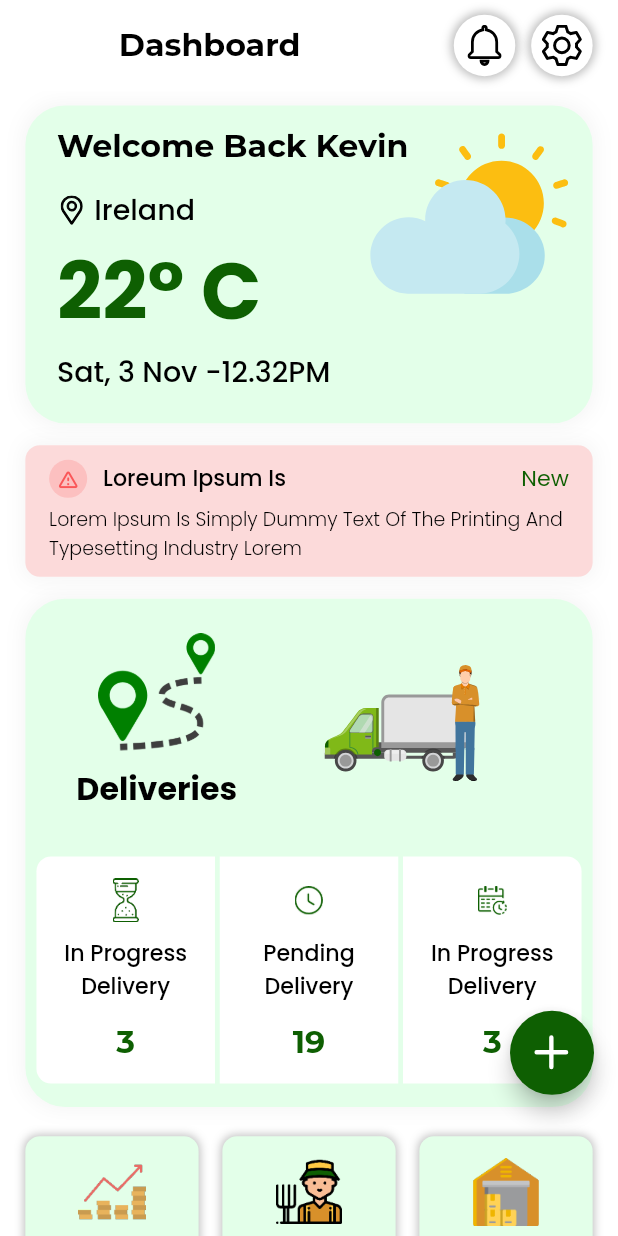
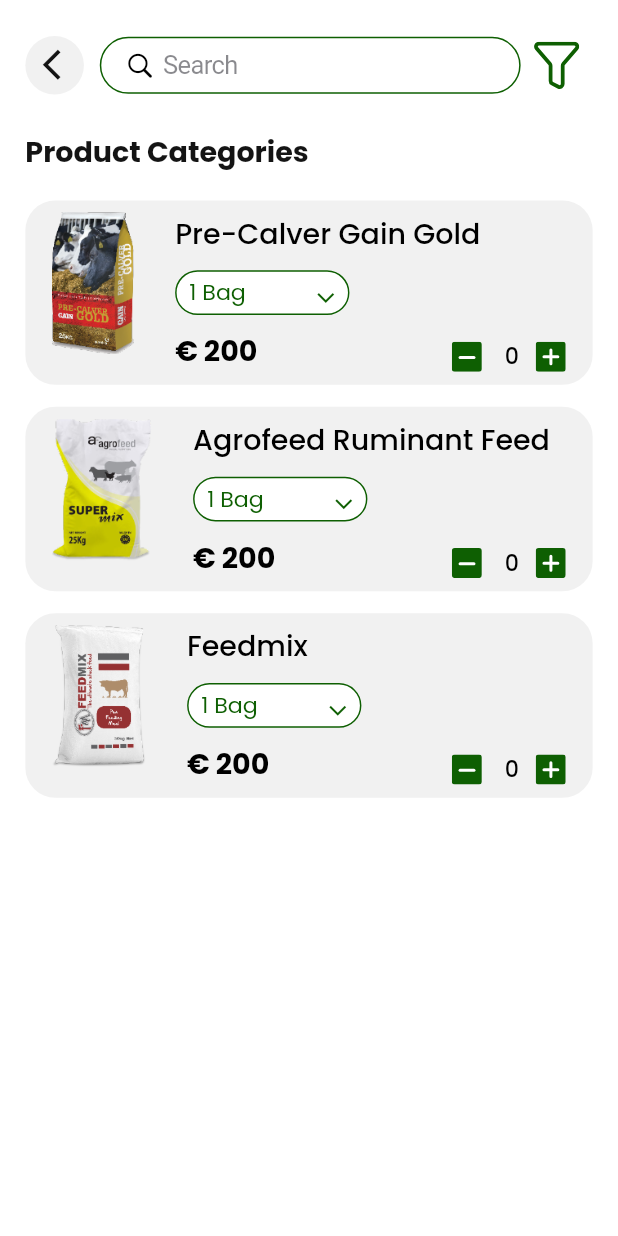
Before and after one commit to Rajshinde046/FarmFlowSales, a Flutter app: the Dashboard screen opened directly, after a tap on an icon or button, on a phone screen of 412 x 824 dp. Run offline on Flutter 3.47's test engine with Material 2 defaults, Android fonts, the phone set to English and light mode, and no system bars; our stand-ins replace another_flushbar, curved_navigation_bar, dotted_line, flutter_dash, flutter_screenutil, flutter_svg and 10 more.

Commit message:
floating inside

```diff
--- a/lib/View/dashboard.dart
+++ b/lib/View/dashboard.dart
@@ -6,6 +6,8 @@
 import 'package:flutter_svg/flutter_svg.dart';
 import 'package:get/get.dart';
 import 'package:lottie/lottie.dart';
+
+import 'search_product_categories.dart';
 
 class Dashboard extends StatefulWidget {
   const Dashboard({super.key});
@@ -29,7 +31,9 @@
         padding: EdgeInsets.only(bottom: 80.h),
         child: FloatingActionButton(
             backgroundColor: AppColors.buttoncolour,
-            onPressed: () {},
+            onPressed: () {
+              Get.to(() => const SearchProductCategories());
+            },
             //  _incrementCounter,
             tooltip: 'Search',
             child: SvgPicture.asset(
--- /dev/null
+++ b/lib/View/search_product_categories.dart
@@ -0,0 +1,421 @@
+import 'package:farm_flow_sales/Utils/colors.dart';
+import 'package:farm_flow_sales/Utils/sized_box.dart';
+import 'package:farm_flow_sales/Utils/texts.dart';
+import 'package:flutter/cupertino.dart';
+import 'package:flutter/material.dart';
+import 'package:flutter_screenutil/flutter_screenutil.dart';
+import 'package:flutter_svg/svg.dart';
+import 'package:get/get.dart';
+
+class SearchProductCategories extends StatefulWidget {
+  const SearchProductCategories({Key? key}) : super(key: key);
+
+  @override
+  State<SearchProductCategories> createState() =>
+      _SearchProductCategoriesState();
+}
+
+class _SearchProductCategoriesState extends State<SearchProductCategories> {
+  @override
+  Widget build(BuildContext context) {
+    return Scaffold(
+      backgroundColor: AppColors.white,
+      body: SafeArea(
+        child: Padding(
+          padding: EdgeInsets.symmetric(horizontal: 16.w),
+          child: Column(
+            mainAxisAlignment: MainAxisAlignment.start,
+            crossAxisAlignment: CrossAxisAlignment.start,
+            children: [
+              Padding(
+                padding: EdgeInsets.only(top: 20.h),
+                child: Row(
+                  mainAxisAlignment: MainAxisAlignment.spaceBetween,
+                  children: [
+                    GestureDetector(
+                      onTap: () {
+                        Get.back();
+                      },
+                      child: CircleAvatar(
+                        radius: 20.h,
+                        backgroundColor: const Color(0XFFF1F1F1),
+                        child: Center(
+                          child: Padding(
+                            padding: EdgeInsets.only(left: 8.w),
+                            child: Icon(
+                              Icons.arrow_back_ios,
+                              size: 25.h,
+                              color: const Color(0XFF141414),
+                            ),
+                          ),
+                        ),
+                      ),
+                    ),
+                    sizedBoxWidth(10.w),
+                    Expanded(
+                        child: CupertinoSearchTextField(
+                      prefixInsets:
+                          EdgeInsetsDirectional.fromSTEB(15.w, 0, 0, 0),
+                      prefixIcon: const Icon(
+                        CupertinoIcons.search,
+                        color: Colors.black,
+                      ),
+                      decoration: BoxDecoration(
+                          borderRadius: BorderRadius.circular(20),
+                          border: Border.all(color: AppColors.buttoncolour)),
+                    )),
+                    filter()
+                  ],
+                ),
+              ),
+              sizedBoxHeight(20.h),
+              Text(
+                "Product Categories",
+                style: TextStyle(
+                    fontSize: 18.sp,
+                    color: const Color(0XFF141414),
+                    fontWeight: FontWeight.bold,
+                    fontFamily: "Poppins"),
+              ),
+              sizedBoxHeight(18.h),
+              const ProductContainer(
+                  txt: "Pre-Calver Gain Gold", png: 'redreorder'),
+              sizedBoxHeight(15.h),
+              const ProductContainer(
+                  txt: "Agrofeed Ruminant Feed", png: 'yellowreorder'),
+              sizedBoxHeight(15.h),
+              const ProductContainer(txt: 'Feedmix', png: 'whitereorder'),
+            ],
+          ),
+        ),
+      ),
+    );
+  }
+
+  List filterList = ['Dairy', 'Beef', 'Sheep', 'Pig', 'Poultry'];
+  Widget filter() {
+    return PopupMenuButton(
+      icon: SvgPicture.asset('assets/images/filter.svg'),
+      itemBuilder: (context) {
+        return [
+          PopupMenuItem(
+              child: Column(
+            children: [
+              Row(mainAxisAlignment: MainAxisAlignment.spaceBetween, children: [
+                itemFilter(0),
+                GestureDetector(
+                    onTap: () {
+                      Get.back();
+                    },
+                    child: const Icon(Icons.cancel_outlined))
+              ]),
+              itemFilter(1),
+              itemFilter(2),
+              itemFilter(3),
+              itemFilter(4),
+              GestureDetector(
+                  onTap: () {
+                    Get.back();
+                  },
+                  child: Container(
+                    padding:
+                        EdgeInsets.symmetric(horizontal: 30.w, vertical: 10.h),
+                    margin:
+                        EdgeInsets.symmetric(horizontal: 30.w, vertical: 25.h),
+                    decoration: BoxDecoration(
+                        color: AppColors.buttoncolour,
+                        borderRadius: BorderRadius.circular(20)),
+                    child: Center(child: textWhite16('Apply Now')),
+                  ))
+            ],
+          ))
+        ];
+      },
+    );
+  }
+
+  Widget itemFilter(int index) {
+    RxBool filter = false.obs;
+    return Row(
+      mainAxisAlignment: MainAxisAlignment.start,
+      children: [
+        Obx(
+          () => Checkbox(
+            activeColor: AppColors.buttoncolour,
+            value: filter.value,
+            onChanged: (value) {
+              filter.value = !filter.value;
+            },
+          ),
+        ),
+        Image.asset('assets/images/${filterList[index]}.png',
+            width: 40.w, height: 24.h),
+        sizedBoxWidth(5.w),
+        textblack14M(filterList[index]),
+      ],
+    );
+  }
+}
+
+class ProductContainer extends StatefulWidget {
+  final int minValue;
+  final int maxValue;
+  final String txt;
+  final String png;
+  const ProductContainer(
+      {super.key,
+      this.minValue = 0,
+      this.maxValue = 9,
+      required this.txt,
+      required this.png});
+
+  @override
+  State<ProductContainer> createState() => _ProductContainerState();
+}
+
+class _ProductContainerState extends State<ProductContainer> {
+  int counter = 0;
+  RxInt bagsQuantity = 1.obs;
+  RxString bagText = 'Bag'.obs;
+  RxInt price = 200.obs;
+
+  @override
+  Widget build(BuildContext context) {
+    return Container(
+      width: double.infinity,
+      decoration: const BoxDecoration(
+          borderRadius: BorderRadius.all(Radius.circular(20)),
+          color: Color(0xffF1F1F1),
+          boxShadow: [
+            BoxShadow(
+                color: Color(0x0000001F),
+                offset: Offset(0.0, 0.75),
+                spreadRadius: 2)
+          ]),
+      child: Padding(
+        padding: EdgeInsets.symmetric(horizontal: 17.w, vertical: 8.h),
+        child: Row(
+          mainAxisAlignment: MainAxisAlignment.start,
+          crossAxisAlignment: CrossAxisAlignment.start,
+          children: [
+            Image.asset("assets/images/${widget.png}.png", height: 97.h),
+            sizedBoxWidth(26.w),
+            Flexible(
+              child: Column(
+                mainAxisSize: MainAxisSize.min,
+                mainAxisAlignment: MainAxisAlignment.spaceBetween,
+                crossAxisAlignment: CrossAxisAlignment.start,
+                children: [
+                  textBlack18W5000(widget.txt),
+                  sizedBoxHeight(10.h),
+                  GestureDetector(
+                    onTap: () {
+                      showModalBottomSheet(
+                        context: context,
+                        builder: (context) {
+                          return bottomSheetContainer();
+                        },
+                      );
+                    },
+                    child: Container(
+                      width: 110.w,
+                      padding:
+                          EdgeInsets.symmetric(vertical: 3.h, horizontal: 8.w),
+                      decoration: BoxDecoration(
+                          border: Border.all(
+                              color: AppColors.buttoncolour, width: 1.h),
+                          color: Colors.white,
+                          borderRadius: BorderRadius.circular(20)),
+                      child: Row(
+                        mainAxisAlignment: MainAxisAlignment.spaceBetween,
+                        children: [
+                          Obx(
+                            () => textGreen14(
+                                '${bagsQuantity.value} ${bagText.value}'),
+                          ),
+                          RotatedBox(
+                              quarterTurns: 3,
+                              child: Icon(
+                                Icons.arrow_back_ios,
+                                size: 14.h,
+                                color: AppColors.buttoncolour,
+                              ))
+                        ],
+                      ),
+                    ),
+                  ),
+                  sizedBoxHeight(10.h),
+                  Flexible(
+                    child: Row(
+                      mainAxisAlignment: MainAxisAlignment.spaceBetween,
+                      crossAxisAlignment: CrossAxisAlignment.end,
+                      children: [
+                        Obx(() => textBlack18W700Center('€ ${price.value}')),
+                        Row(
+                          children: [
+                            GestureDetector(
+                                onTap: () {
+                                  setState(() {
+                                    if (counter > widget.minValue) {
+                                      counter--;
+                                    }
+                                  });
+                                },
+                                child: SvgPicture.asset(
+                                    "assets/images/minusbutton.svg")),
+                            sizedBoxWidth(12.w),
+                            SizedBox(
+                                width: 14.w, child: textblack14M('$counter')),
+                            sizedBoxWidth(8.w),
+                            GestureDetector(
+                                onTap: () {
+                                  setState(() {
+                                    if (counter < widget.maxValue) {
+                                      counter++;
+                                    }
+                                  });
+                                },
+                                child: SvgPicture.asset(
+                                    "assets/images/plusreorder.svg")),
+                          ],
+                        )
+                      ],
+                    ),
+                  ),
+                ],
+              ),
+            ),
+          ],
+        ),
+      ),
+    );
+  }
+
+  Widget bottomSheetContainer() {
+    return Container(
+      padding: EdgeInsets.fromLTRB(16.w, 10.h, 16.w, 20.h),
+      decoration: const BoxDecoration(
+        color: Colors.white,
+        borderRadius: BorderRadius.only(
+          topLeft: Radius.circular(10),
+          topRight: Radius.circular(10),
+        ),
+      ),
+      child: Column(
+        mainAxisSize: MainAxisSize.min,
+        crossAxisAlignment: CrossAxisAlignment.start,
+        children: [
+          GestureDetector(
+            onTap: () {
+              Get.back();
+            },
+            child: CircleAvatar(
+              radius: 15.h,
+              backgroundColor: const Color(0XFFF1F1F1),
+              child: Center(
+                child: Padding(
+                  padding: EdgeInsets.only(left: 5.w),
+                  child: Icon(Icons.arrow_back_ios,
+                      size: 18.h, color: const Color(0XFF141414)),
+                ),
+              ),
+            ),
+          ),
+          sizedBoxHeight(18.h),
+          Container(
+            padding: EdgeInsets.symmetric(horizontal: 17.w, vertical: 8.h),
+            decoration: BoxDecoration(
+              border: Border.all(color: const Color(0xff707070)),
+              borderRadius: BorderRadius.circular(10),
+            ),
+            child: Column(
+              mainAxisSize: MainAxisSize.min,
+              mainAxisAlignment: MainAxisAlignment.start,
+              crossAxisAlignment: CrossAxisAlignment.start,
+              children: [
+                Row(
+                  crossAxisAlignment: CrossAxisAlignment.start,
+                  children: [
+                    Image.asset("assets/images/${widget.png}.png",
+                        height: 97.h),
+                    sizedBoxWidth(26.w),
+                    Flexible(
+                      child: textBlack18W5000(widget.txt),
+                    ),
+                  ],
+                ),
+                sizedBoxHeight(10.h),
+                insideDetContainer(1, 150),
+                sizedBoxHeight(10.h),
+                insideDetContainer(2, 300),
+                sizedBoxHeight(10.h),
+                insideDetContainer(1, 50, bag: 'pallet'),
+              ],
+            ),
+          ),
+        ],
+      ),
+    );
+  }
+
+  Widget insideDetContainer(int int, int amount, {String bag = 'Bag'}) {
+    return GestureDetector(
+      onTap: () {
+        bagsQuantity.value = int;
+        bagText.value = bag;
+        price.value = amount;
+
+        Get.back();
+      },
+      child: Container(
+        width: double.infinity,
+        padding: EdgeInsets.fromLTRB(9.w, 9.h, 16.w, 20.h),
+        decoration: BoxDecoration(
+            border: Border.all(color: AppColors.buttoncolour, width: 1.h),
+            color: Colors.white,
+            borderRadius: BorderRadius.circular(10)),
+        child: Column(
+          crossAxisAlignment: CrossAxisAlignment.start,
+          children: [
+            textGreen14('$int $bag'),
+            sizedBoxHeight(10.h),
+            Row(
+              mainAxisAlignment: MainAxisAlignment.spaceBetween,
+              crossAxisAlignment: CrossAxisAlignment.end,
+              children: [
+                textBlack18W700Center('€ $amount'),
+                Row(
+                  children: [
+                    GestureDetector(
+                        onTap: () {
+                          setState(() {
+                            if (counter > widget.minValue) {
+                              counter--;
+                            }
+                          });
+                        },
+                        child:
+                            SvgPicture.asset("assets/images/minusbutton.svg")),
+                    sizedBoxWidth(12.w),
+                    SizedBox(width: 14.w, child: textblack14M('$counter')),
+                    sizedBoxWidth(8.w),
+                    GestureDetector(
+                        onTap: () {
+                          setState(() {
+                            if (counter < widget.maxValue) {
+                              counter++;
+                            }
+                          });
+                        },
+                        child:
+                            SvgPicture.asset("assets/images/plusreorder.svg")),
+                  ],
+                )
+              ],
+            ),
+          ],
+        ),
+      ),
+    );
+  }
+}
```
Also changed, not shown: assets/images/Beef.png (added), assets/images/Dairy.png (added), assets/images/Pig.png (added), assets/images/Poultry.png (added), assets/images/Sheep.png (added), assets/images/filter.svg (added), assets/images/minusbutton.svg (added), assets/images/plusreorder.svg (added), assets/images/redreorder.png (added), assets/images/whitereorder.png (added), assets/images/yellowreorder.png (added).
